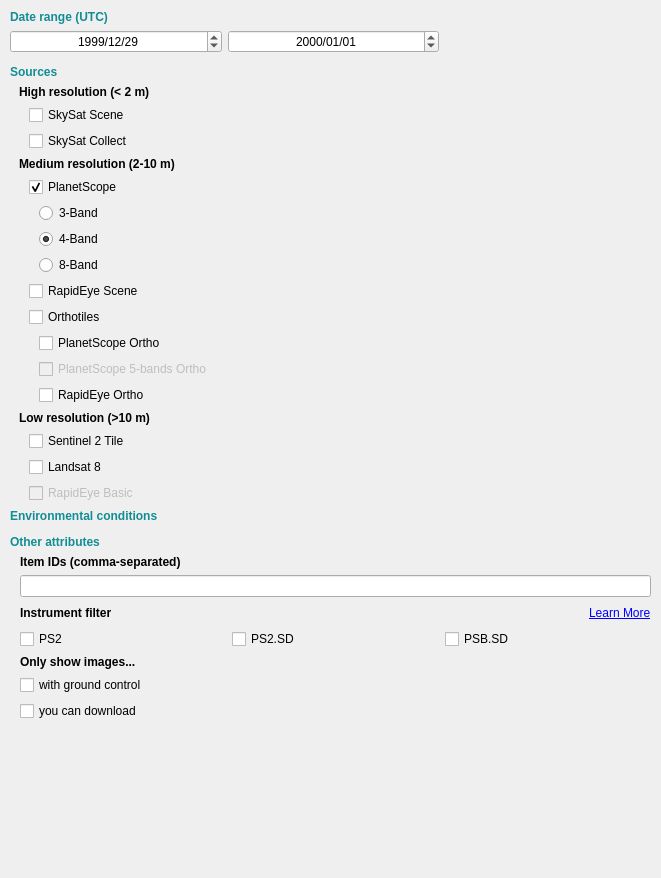
Old version of the form planet_explorer/ui/pe_daily_filter_base.ui in the repository planetlabs/qgis-planet-plugin.
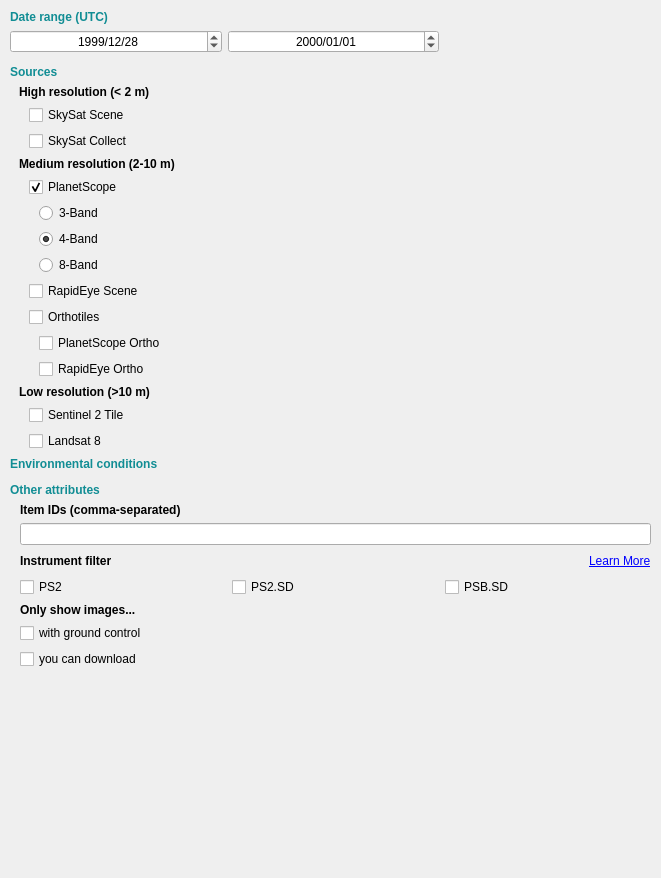
New version of the form. Custom widgets are drawn as their Qt base class.

Commit message: fixed latest changes for adapting to psscene api

Patch:
```diff
--- a/planet_explorer/ui/pe_daily_filter_base.ui
+++ b/planet_explorer/ui/pe_daily_filter_base.ui
@@ -126,7 +126,7 @@
               <second>0</second>
               <year>1999</year>
               <month>12</month>
-              <day>29</day>
+              <day>28</day>
              </datetime>
             </property>
             <property name="time">
@@ -390,16 +390,6 @@
                 </property>
                </widget>
               </item>
-              <item>
-               <widget class="QCheckBox" name="chkPlanetScope5BandsOrtho">
-                <property name="enabled">
-                 <bool>false</bool>
-                </property>
-                <property name="text">
-                 <string>PlanetScope 5-bands Ortho</string>
-                </property>
-               </widget>
-              </item>
               <item>
                <widget class="QCheckBox" name="chkRapidEyeOrtho">
                 <property name="text">
@@ -446,16 +436,6 @@
               </property>
              </widget>
             </item>
-            <item>
-             <widget class="QCheckBox" name="chkRapidEyeBasic">
-              <property name="enabled">
-               <bool>false</bool>
-              </property>
-              <property name="text">
-               <string>RapidEye Basic</string>
-              </property>
-             </widget>
-            </item>
            </layout>
           </item>
          </layout>
```
The commit also changes 2 other files.
